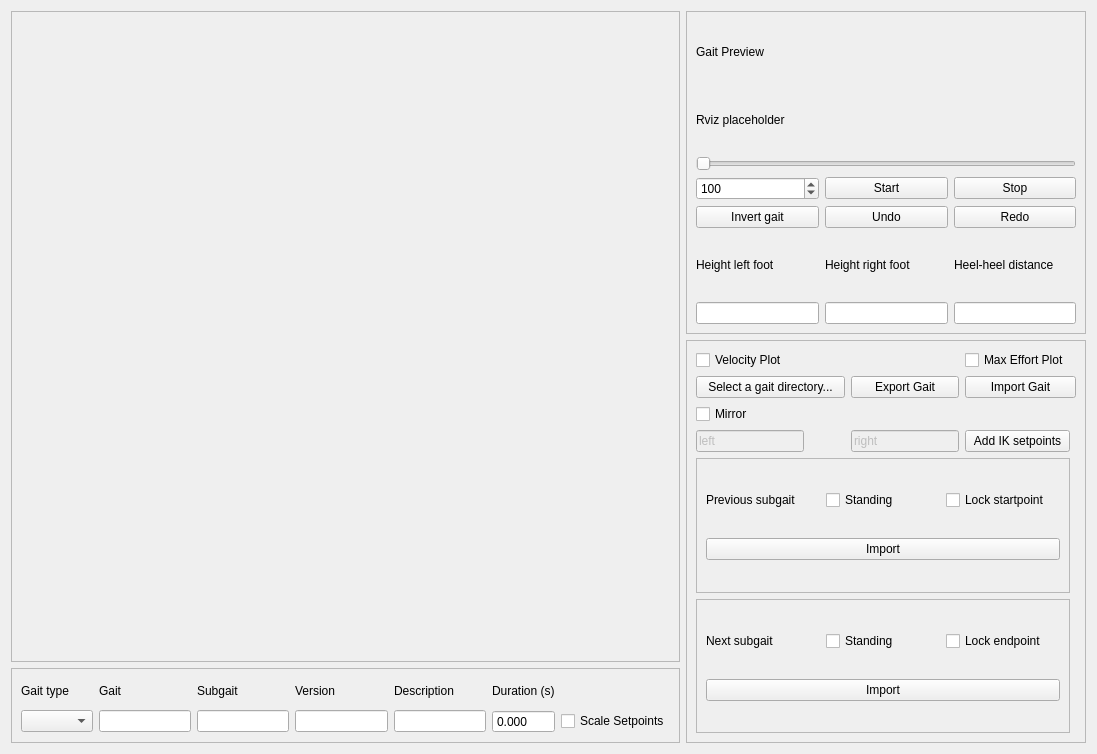
Old version of the form ros1/src/gaits/march_rqt_gait_generator/resource/gait_generator.ui in the repository project-march/ProjectMarch.
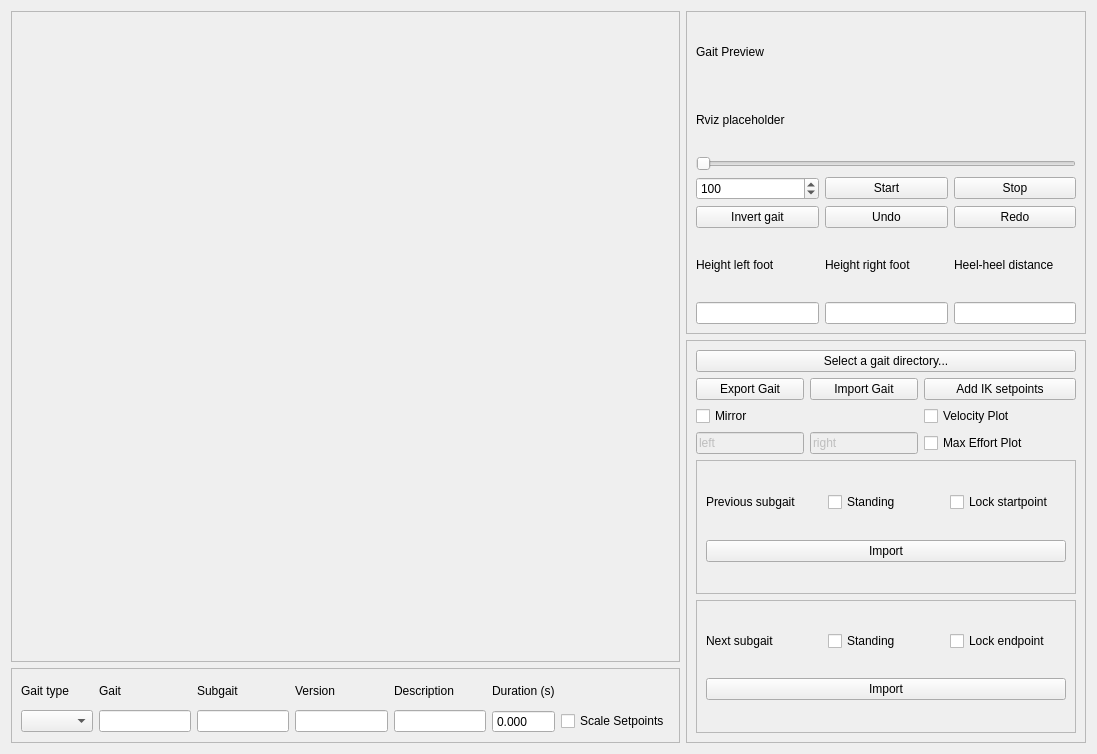
New version of the form.

Commit message: Improve readability of GG.

What changed in the file:
```diff
--- a/ros1/src/gaits/march_rqt_gait_generator/resource/gait_generator.ui
+++ b/ros1/src/gaits/march_rqt_gait_generator/resource/gait_generator.ui
@@ -297,71 +297,14 @@
       <enum>QFrame::Raised</enum>
      </property>
      <layout class="QGridLayout" name="gridLayout_4">
-      <item row="2" column="1">
-       <widget class="QCheckBox" name="mirror_check_box">
-        <property name="text">
-         <string>Mirror</string>
-        </property>
-       </widget>
-      </item>
-      <item row="0" column="1">
+      <item row="3" column="3">
        <widget class="QCheckBox" name="velocity_plot_check_box">
         <property name="text">
          <string>Velocity Plot</string>
         </property>
        </widget>
       </item>
-      <item row="4" column="1">
-       <widget class="QLineEdit" name="mirror_key1_line_edit">
-        <property name="enabled">
-         <bool>false</bool>
-        </property>
-        <property name="sizePolicy">
-         <sizepolicy hsizetype="Fixed" vsizetype="Fixed">
-          <horstretch>0</horstretch>
-          <verstretch>0</verstretch>
-         </sizepolicy>
-        </property>
-        <property name="text">
-         <string>left</string>
-        </property>
-       </widget>
-      </item>
-      <item row="1" column="1">
-       <widget class="QPushButton" name="change_gait_directory_button">
-        <property name="sizePolicy">
-         <sizepolicy hsizetype="Expanding" vsizetype="Fixed">
-          <horstretch>0</horstretch>
-          <verstretch>0</verstretch>
-         </sizepolicy>
-        </property>
-        <property name="maximumSize">
-         <size>
-          <width>200</width>
-          <height>16777215</height>
-         </size>
-        </property>
-        <property name="layoutDirection">
-         <enum>Qt::LeftToRight</enum>
-        </property>
-        <property name="styleSheet">
-         <string notr="true">#ChangeGaitDirectory {
-Text-align: right
-}</string>
-        </property>
-        <property name="text">
-         <string>Select a gait directory...</string>
-        </property>
-       </widget>
-      </item>
-      <item row="4" column="3">
-       <widget class="QPushButton" name="add_inverse_kinematic_setpoints_button">
-        <property name="text">
-         <string>Add IK setpoints</string>
-        </property>
-       </widget>
-      </item>
-      <item row="9" column="1" colspan="3">
+      <item row="10" column="1" colspan="3">
        <widget class="QFrame" name="next_subgait_container">
         <property name="frameShape">
          <enum>QFrame::StyledPanel</enum>
@@ -407,30 +350,7 @@
         </layout>
        </widget>
       </item>
-      <item row="4" column="2">
-       <widget class="QLineEdit" name="mirror_key2_line_edit">
-        <property name="enabled">
-         <bool>false</bool>
-        </property>
-        <property name="sizePolicy">
-         <sizepolicy hsizetype="Fixed" vsizetype="Fixed">
-          <horstretch>0</horstretch>
-          <verstretch>0</verstretch>
-         </sizepolicy>
-        </property>
-        <property name="text">
-         <string>right</string>
-        </property>
-       </widget>
-      </item>
-      <item row="0" column="3">
-       <widget class="QCheckBox" name="effort_plot_check_box">
-        <property name="text">
-         <string>Max Effort Plot</string>
-        </property>
-       </widget>
-      </item>
-      <item row="8" column="1" colspan="3">
+      <item row="9" column="1" colspan="3">
        <widget class="QFrame" name="previous_subgait_container">
         <property name="frameShape">
          <enum>QFrame::StyledPanel</enum>
@@ -476,20 +396,94 @@
         </layout>
        </widget>
       </item>
-      <item row="1" column="3" colspan="2">
-       <widget class="QPushButton" name="import_gait_button">
+      <item row="0" column="1" colspan="3">
+       <widget class="QPushButton" name="change_gait_directory_button">
+        <property name="sizePolicy">
+         <sizepolicy hsizetype="Expanding" vsizetype="Fixed">
+          <horstretch>0</horstretch>
+          <verstretch>0</verstretch>
+         </sizepolicy>
+        </property>
+        <property name="layoutDirection">
+         <enum>Qt::LeftToRight</enum>
+        </property>
+        <property name="styleSheet">
+         <string notr="true">#ChangeGaitDirectory {
+Text-align: right
+}</string>
+        </property>
         <property name="text">
-         <string>Import Gait</string>
+         <string>Select a gait directory...</string>
         </property>
        </widget>
       </item>
-      <item row="1" column="2">
+      <item row="1" column="1">
        <widget class="QPushButton" name="export_gait_button">
         <property name="text">
          <string>Export Gait</string>
         </property>
        </widget>
       </item>
+      <item row="1" column="2">
+       <widget class="QPushButton" name="import_gait_button">
+        <property name="text">
+         <string>Import Gait</string>
+        </property>
+       </widget>
+      </item>
+      <item row="1" column="3">
+       <widget class="QPushButton" name="add_inverse_kinematic_setpoints_button">
+        <property name="text">
+         <string>Add IK setpoints</string>
+        </property>
+       </widget>
+      </item>
+      <item row="3" column="1">
+       <widget class="QCheckBox" name="mirror_check_box">
+        <property name="text">
+         <string>Mirror</string>
+        </property>
+       </widget>
+      </item>
+      <item row="4" column="1">
+       <widget class="QLineEdit" name="mirror_key1_line_edit">
+        <property name="enabled">
+         <bool>false</bool>
+        </property>
+        <property name="sizePolicy">
+         <sizepolicy hsizetype="Fixed" vsizetype="Fixed">
+          <horstretch>0</horstretch>
+          <verstretch>0</verstretch>
+         </sizepolicy>
+        </property>
+        <property name="text">
+         <string>left</string>
+        </property>
+       </widget>
+      </item>
+      <item row="4" column="2">
+       <widget class="QLineEdit" name="mirror_key2_line_edit">
+        <property name="enabled">
+         <bool>false</bool>
+        </property>
+        <property name="sizePolicy">
+         <sizepolicy hsizetype="Fixed" vsizetype="Fixed">
+          <horstretch>0</horstretch>
+          <verstretch>0</verstretch>
+         </sizepolicy>
+        </property>
+        <property name="text">
+         <string>right</string>
+        </property>
+       </widget>
+      </item>
+      <item row="4" column="3">
+       <widget class="QCheckBox" name="effort_plot_check_box">
+        <property name="text">
+         <string>Max Effort Plot</string>
+        </property>
+       </widget>
+      </item>
      </layout>
     </widget>
    </item>
```
